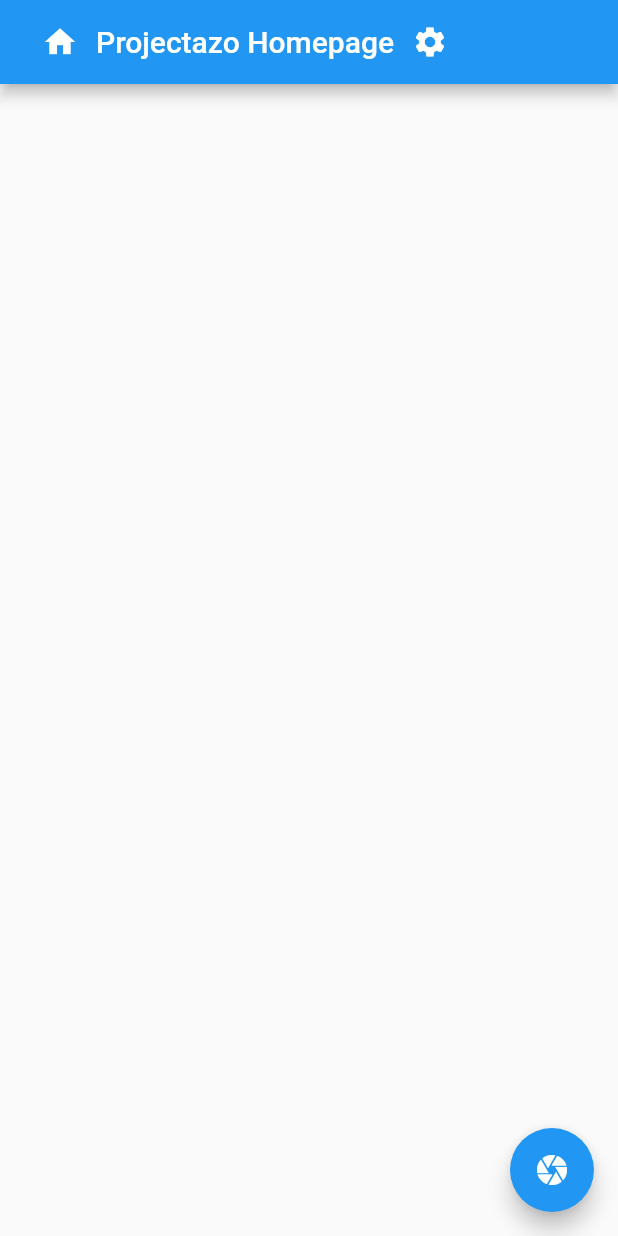
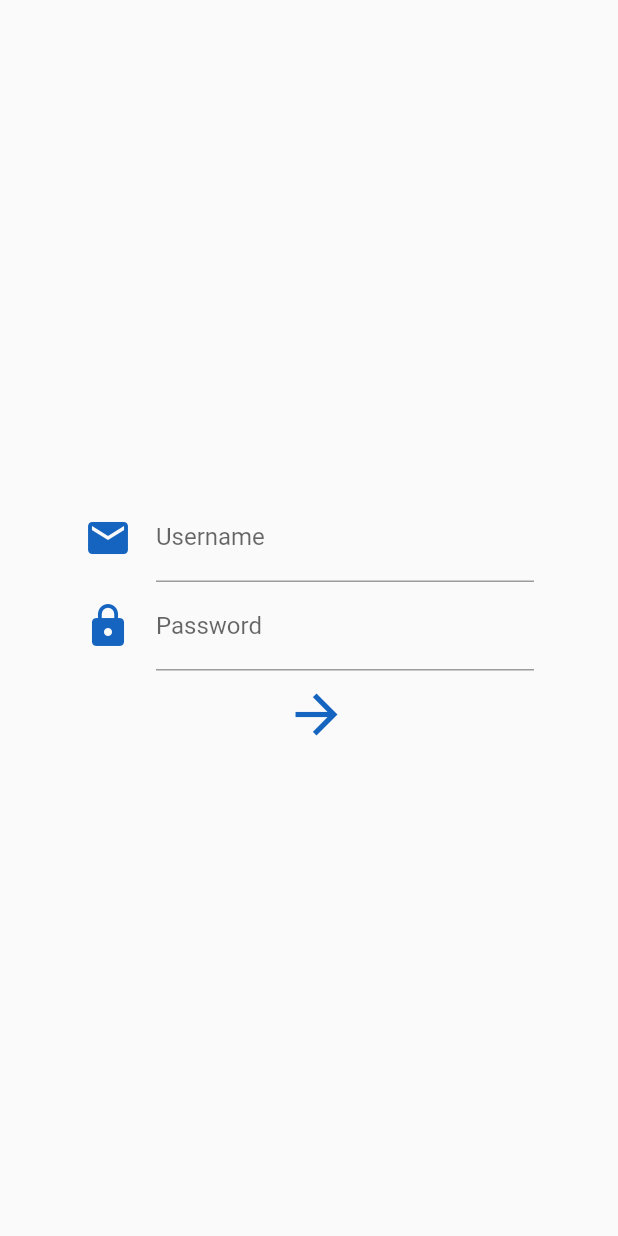
Before and after one commit to hromero99/Projectazo-Frontend, a Flutter app: the screen it shows after launch, on a phone screen of 412 x 824 dp. Run offline on Flutter 3.47's test engine with Material 2 defaults, Android fonts, the phone set to English and light mode, and no system bars; our stand-ins replace camera, flutter_secure_storage, flutter_speed_dial, image_picker.

Commit message:
Added login page and desig list principle

```diff
--- a/lib/main.dart
+++ b/lib/main.dart
@@ -1,86 +1,22 @@
 import 'package:flutter/material.dart';
-import 'package:camera/camera.dart';
-import 'camera.dart';
+import 'package:projectazo/ui/designList.dart';
+import 'package:projectazo/ui/login.dart';
+
 
 void main() {
   runApp(MyApp());
 }
 
 class MyApp extends StatelessWidget {
+  // This widget is the root of your application.
   @override
   Widget build(BuildContext context) {
     return MaterialApp(
       title: 'Projectazo',
       theme: ThemeData(
-        primarySwatch: Colors.blue,
+        visualDensity: VisualDensity.adaptivePlatformDensity,
       ),
-      // Initially display FirstPage
-      home: MyHomePage(title: "Projectazo Home Page",),
+      home: LoginPage(),
     );
   }
 }
-class MyHomePage extends StatefulWidget {
-  MyHomePage({Key key, this.title}) : super(key: key);
-
-  final String title;
-
-  @override
-  _MyHomePageState createState() => _MyHomePageState();
-}
-
-class _MyHomePageState extends State<MyHomePage> {
-  String _path = null;
-
-  void _showCamera() async {
-    final cameras = await availableCameras();
-    final camera = cameras.first;
-    final result = await Navigator.push(
-        context,
-        MaterialPageRoute(
-            builder: (context) => TakePicturePage(camera: camera)
-        )
-    );
-
-    setState(() {
-      _path = result;
-    });
-
-  }
-
-  @override
-  Widget build(BuildContext context) {
-    return Scaffold(
-      appBar: AppBar(
-        // Here we take the value from the MyHomePage object that was created by
-        // the App.build method, and use it to set our appbar title.
-        title: Row(
-          mainAxisAlignment: MainAxisAlignment.start,
-          crossAxisAlignment: CrossAxisAlignment.center,
-          children: <Widget>[
-            IconButton(
-              icon: Icon(
-                Icons.home,
-                color: Colors.white,
-              ),
-              onPressed: (){},
-            ),
-            Text("Projectazo Homepage"),
-            IconButton(
-              icon: Icon(
-                Icons.settings,
-                color: Colors.white,
-            ),
-              onPressed: (){}
-              ),
-          ],
-        ),
-      ),
-      body: Center(
-      ),
-      floatingActionButton: FloatingActionButton(
-        onPressed: (){ _showCamera();},
-        child: Icon(Icons.camera),
-      ),
-    );
-  }
-}
--- /dev/null
+++ b/lib/ui/login.dart
@@ -0,0 +1,112 @@
+import 'package:flutter/material.dart';
+import 'package:projectazo/networking/api.dart';
+import 'package:projectazo/ui/designList.dart';
+
+class LoginPage extends StatefulWidget {
+  @override
+  _LoginPageState createState() => _LoginPageState();
+}
+
+class _LoginPageState extends State<LoginPage> {
+  GlobalKey<FormState> _loginFormkey = GlobalKey();
+  final TextEditingController usernameController = new TextEditingController();
+  final TextEditingController passwordController = new TextEditingController();
+  Api _api = Api();
+
+  Widget loginForm() {
+    return Column(
+      mainAxisAlignment: MainAxisAlignment.center,
+      children: <Widget>[
+        Row(
+          mainAxisAlignment: MainAxisAlignment.center,
+          children: <Widget>[
+            //AnimatedLogo(animation: animation),
+          ],
+        ),
+        Container(
+          width: 300.0, //size.width * .6,
+          child: Form(
+            key: _loginFormkey,
+            child: Column(
+              children: <Widget>[
+                TextFormField(
+                  controller: usernameController,
+                  validator: (text) {
+                    if (text.length == 0) {
+                      return "Why username is empty? You bitch";
+                    }
+                    return null;
+                  },
+                  keyboardType: TextInputType.text,
+                  maxLength: 50,
+                  textAlign: TextAlign.center,
+                  decoration: InputDecoration(
+                    hintText: 'Insert username',
+                    labelText: 'Username',
+                    counterText: '',
+                    icon:
+                    Icon(Icons.email, size: 32.0, color: Colors.blue[800]),
+                  ),
+                  //onSaved: (text) => _correo = text,
+                ),
+                TextFormField(
+                  controller: passwordController,
+                  validator: (text) {
+                    if (text.length == 0) {
+                      return "Why password is empty? You bitch";
+                    }
+                    return null;
+                  },
+                  keyboardType: TextInputType.text,
+                  maxLength: 20,
+                  textAlign: TextAlign.center,
+                  decoration: InputDecoration(
+                    hintText: 'Insert password',
+                    labelText: 'Password',
+                    counterText: '',
+                    icon: Icon(Icons.lock, size: 32.0, color: Colors.blue[800]),
+                  ),
+                ),
+                IconButton(
+                  onPressed: () {
+                    if (_loginFormkey.currentState.validate()) {
+                        _api.login(
+                          usernameController.text,
+                          passwordController.text
+                        ).then((responseCode){
+                          if (responseCode == 200){
+                            Navigator.push(
+                              context,
+                              MaterialPageRoute(
+                                builder: (_) => DesignListPage(),
+                              ),
+                            );
+                          }
+                          else{
+                            print("Not loged");
+                          }
+                        });
+                    }
+                  },
+                  icon: Icon(
+                    Icons.arrow_forward,
+                    size: 42.0,
+                    color: Colors.blue[800],
+                  ),
+                )
+              ],
+            ),
+          ),
+        ),
+      ],
+    );
+  }
+
+  @override
+  Widget build(BuildContext context) {
+    return Scaffold(
+        body: loginForm()
+    );
+  }
+
+}
```
Also changed, not shown: lib/ui/addDesign.dart (added, +116 -0 lines), lib/ui/designList.dart (added, +71 -0 lines).
